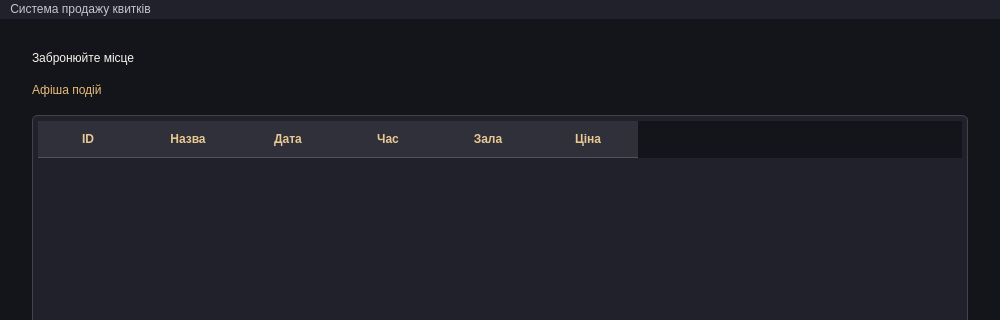
This is mainwindow.ui in pamperspamp/TicketSystem as Qt 5 draws it before an edit; both pictures show x 0 to 1000 and y 0 to 320 of the 1000 by 560 pixel window. The edited form follows.
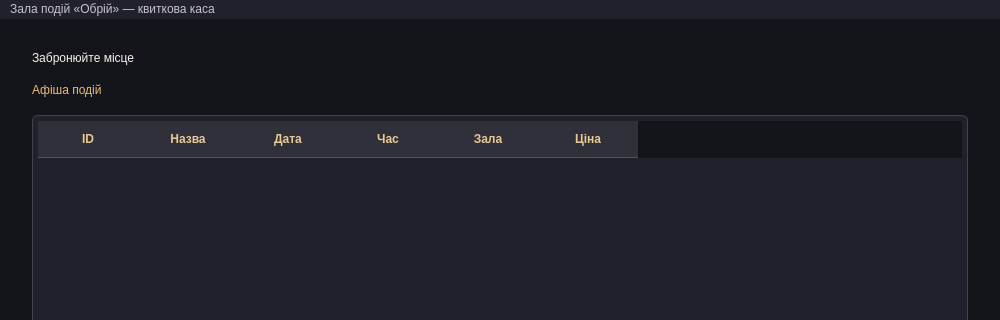
This is the edited form.

Diff of the .ui file:
```diff
--- a/mainwindow.ui
+++ b/mainwindow.ui
@@ -122,7 +122,7 @@
    </property>
    <widget class="QMenu" name="menu">
     <property name="title">
-     <string>Система продажу квитків</string>
+     <string>Зала подій «Обрій» — квиткова каса</string>
     </property>
    </widget>
    <addaction name="menu"/>
```
Left out of the diff: 2 changed lines with no effect on the pictures.
